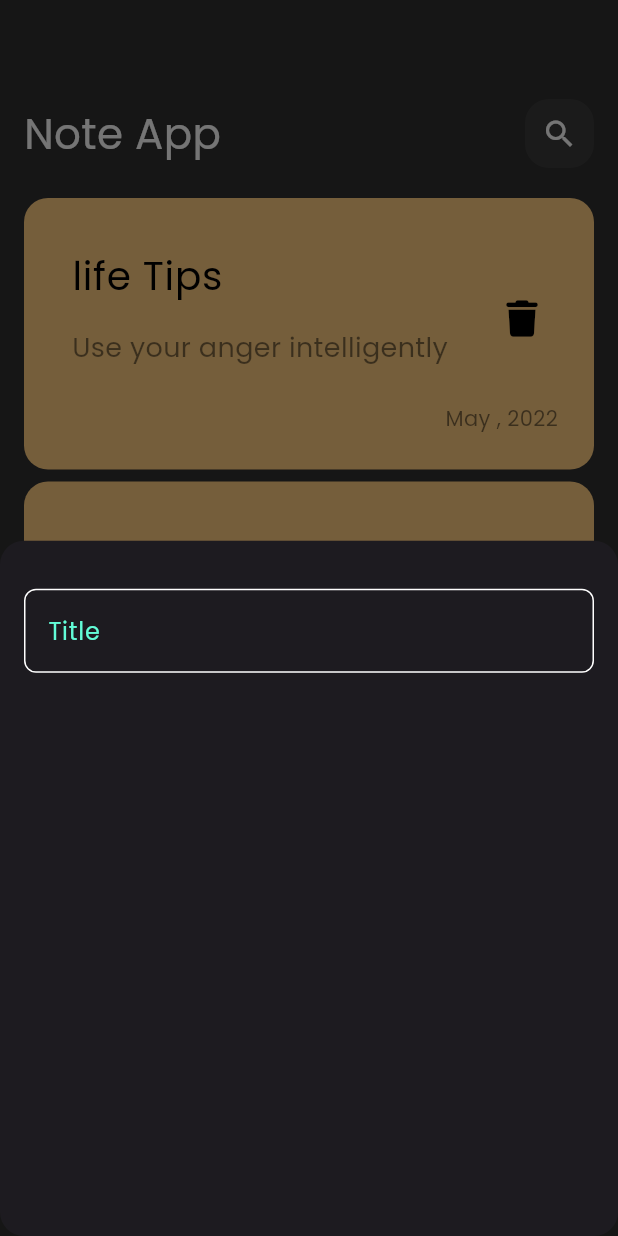
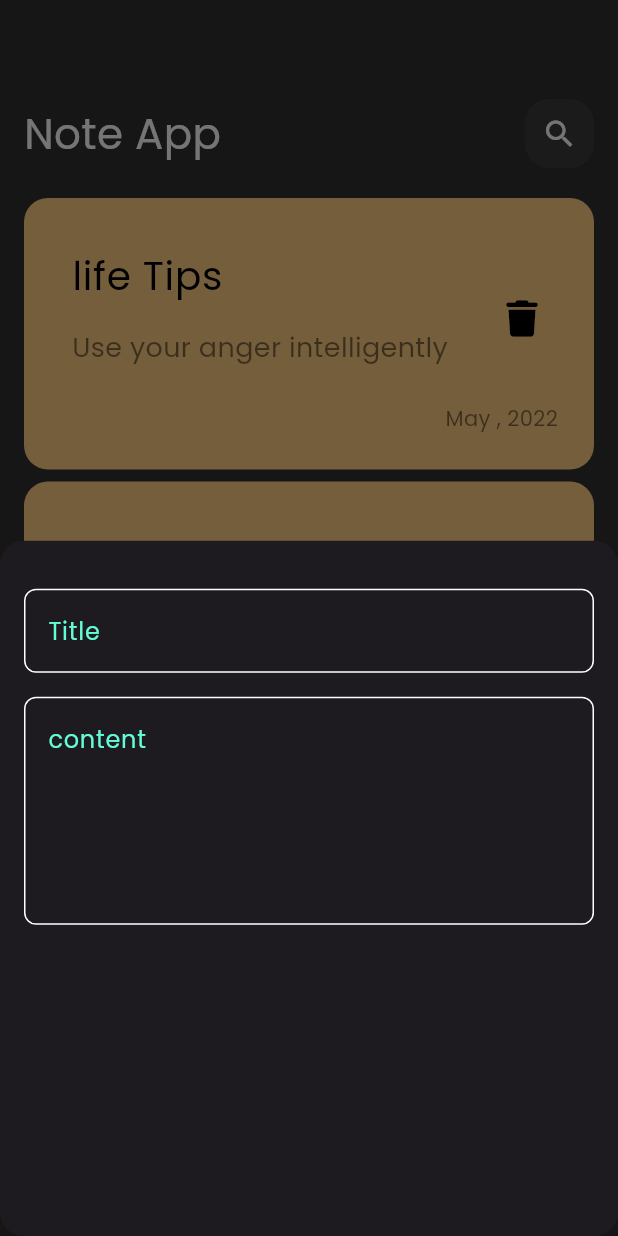
Before and after one commit to Mohamed549-bot/notes_app, a Flutter app: the screen it shows after launch, after a tap on the "add" icon, on a phone screen of 412 x 824 dp. Run offline on Flutter 3.47's test engine with Material 3 defaults, Android fonts, the phone set to English and light mode, and no system bars; our stand-ins replace font_awesome_flutter.

Commit message:
add fields to notes bottom sheet

```diff
--- a/lib/views/widgets/add_note_bottom_sheet.dart
+++ b/lib/views/widgets/add_note_bottom_sheet.dart
@@ -13,7 +13,16 @@ class AddNoteBottomSheet extends StatelessWidget {
           SizedBox(
             height: 32,
           ),
-          CustomTextField(),
+          CustomTextField(
+            hint: 'Title',
+          ),
+          SizedBox(
+            height: 16,
+          ),
+          CustomTextField(
+            hint: 'content',
+            maxLines: 5,
+          ),
         ],
       ),
     );
--- a/lib/views/widgets/custom_text_field.dart
+++ b/lib/views/widgets/custom_text_field.dart
@@ -2,14 +2,17 @@ import 'package:flutter/material.dart';
 import 'package:my_new_project/constants.dart';
 
 class CustomTextField extends StatelessWidget {
-  const CustomTextField({super.key});
+  const CustomTextField({super.key, required this.hint, this.maxLines = 1});
 
+  final String hint;
+  final int maxLines;
   @override
   Widget build(BuildContext context) {
     return TextField(
+      maxLines: maxLines,
       cursorColor: kPrimaryColor,
       decoration: InputDecoration(
-        hintText: 'Title',
+        hintText: hint,
         hintStyle: const TextStyle(color: kPrimaryColor),
         border: buildBorder(),
         enabledBorder: buildBorder(),
```
